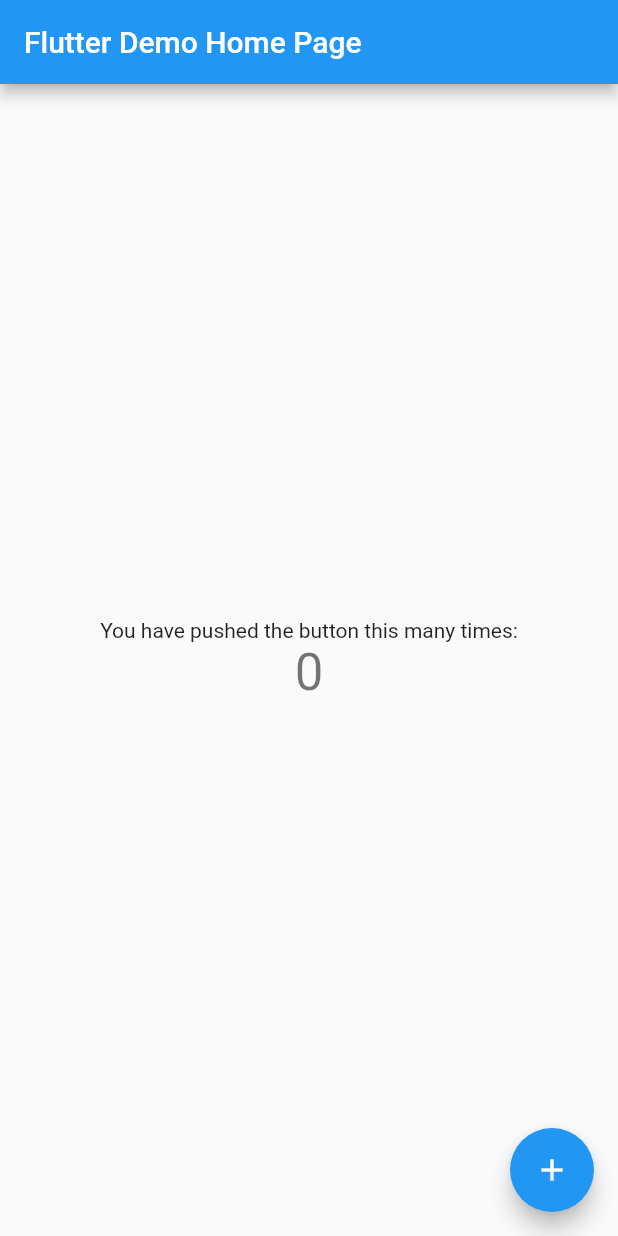
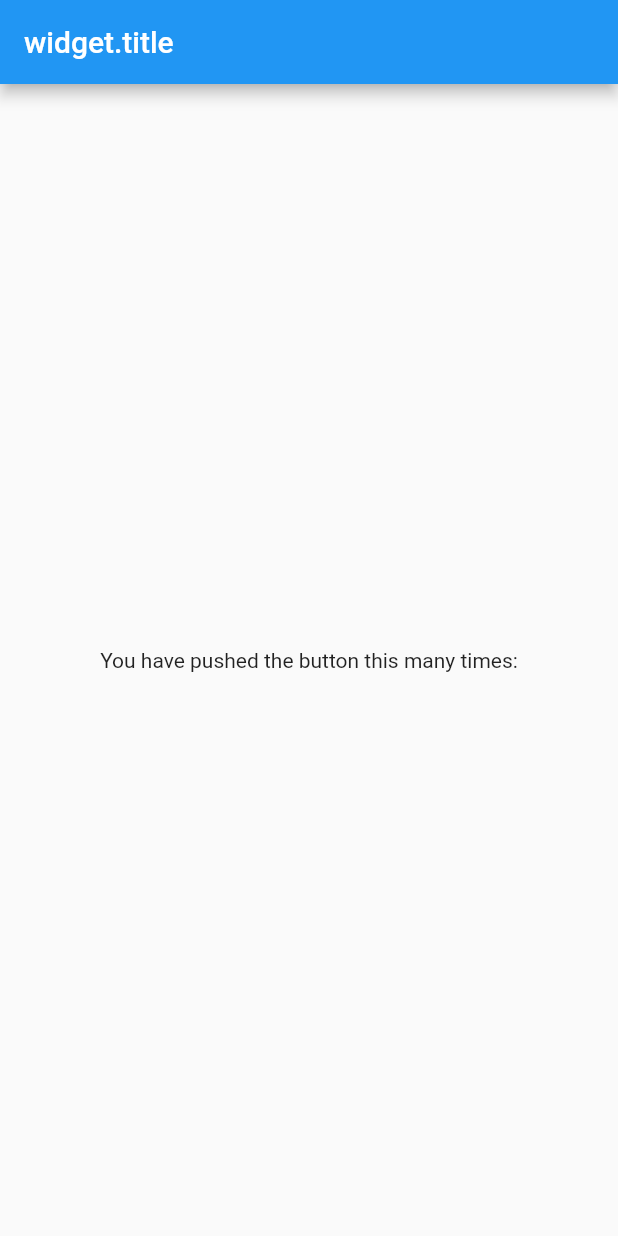
Before and after one commit to ratnesh-stack/Flutter, a Flutter app: the screen it shows after launch, on a phone screen of 412 x 824 dp. Run offline on Flutter 3.47's test engine with Material 2 defaults, Android fonts, the phone set to English and light mode, and no system bars.

Commit message:
Day 004 |Flutter | CodeCleanup

```diff
--- a/ExpenseManager/lib/main.dart
+++ b/ExpenseManager/lib/main.dart
@@ -5,113 +5,36 @@ void main() {
 }
 
 class MyApp extends StatelessWidget {
-  // This widget is the root of your application.
   @override
   Widget build(BuildContext context) {
     return MaterialApp(
       title: 'Flutter Demo',
       theme: ThemeData(
-        // This is the theme of your application.
-        //
-        // Try running your application with "flutter run". You'll see the
-        // application has a blue toolbar. Then, without quitting the app, try
-        // changing the primarySwatch below to Colors.green and then invoke
-        // "hot reload" (press "r" in the console where you ran "flutter run",
-        // or simply save your changes to "hot reload" in a Flutter IDE).
-        // Notice that the counter didn't reset back to zero; the application
-        // is not restarted.
         primarySwatch: Colors.blue,
-        // This makes the visual density adapt to the platform that you run
-        // the app on. For desktop platforms, the controls will be smaller and
-        // closer together (more dense) than on mobile platforms.
         visualDensity: VisualDensity.adaptivePlatformDensity,
       ),
-      home: MyHomePage(title: 'Flutter Demo Home Page'),
+      home: MyHomePage(),
     );
   }
 }
 
-class MyHomePage extends StatefulWidget {
-  MyHomePage({Key key, this.title}) : super(key: key);
-
-  // This widget is the home page of your application. It is stateful, meaning
-  // that it has a State object (defined below) that contains fields that affect
-  // how it looks.
-
-  // This class is the configuration for the state. It holds the values (in this
-  // case the title) provided by the parent (in this case the App widget) and
-  // used by the build method of the State. Fields in a Widget subclass are
-  // always marked "final".
-
-  final String title;
-
-  @override
-  _MyHomePageState createState() => _MyHomePageState();
-}
-
-class _MyHomePageState extends State<MyHomePage> {
-  int _counter = 0;
-
-  void _incrementCounter() {
-    setState(() {
-      // This call to setState tells the Flutter framework that something has
-      // changed in this State, which causes it to rerun the build method below
-      // so that the display can reflect the updated values. If we changed
-      // _counter without calling setState(), then the build method would not be
-      // called again, and so nothing would appear to happen.
-      _counter++;
-    });
-  }
-
+class MyHomePage extends StatelessWidget {
   @override
   Widget build(BuildContext context) {
-    // This method is rerun every time setState is called, for instance as done
-    // by the _incrementCounter method above.
-    //
-    // The Flutter framework has been optimized to make rerunning build methods
-    // fast, so that you can just rebuild anything that needs updating rather
-    // than having to individually change instances of widgets.
     return Scaffold(
       appBar: AppBar(
-        // Here we take the value from the MyHomePage object that was created by
-        // the App.build method, and use it to set our appbar title.
-        title: Text(widget.title),
+        title: Text("widget.title"),
       ),
       body: Center(
-        // Center is a layout widget. It takes a single child and positions it
-        // in the middle of the parent.
         child: Column(
-          // Column is also a layout widget. It takes a list of children and
-          // arranges them vertically. By default, it sizes itself to fit its
-          // children horizontally, and tries to be as tall as its parent.
-          //
-          // Invoke "debug painting" (press "p" in the console, choose the
-          // "Toggle Debug Paint" action from the Flutter Inspector in Android
-          // Studio, or the "Toggle Debug Paint" command in Visual Studio Code)
-          // to see the wireframe for each widget.
-          //
-          // Column has various properties to control how it sizes itself and
-          // how it positions its children. Here we use mainAxisAlignment to
-          // center the children vertically; the main axis here is the vertical
-          // axis because Columns are vertical (the cross axis would be
-          // horizontal).
           mainAxisAlignment: MainAxisAlignment.center,
           children: <Widget>[
             Text(
               'You have pushed the button this many times:',
             ),
-            Text(
-              '$_counter',
-              style: Theme.of(context).textTheme.headline4,
-            ),
           ],
         ),
       ),
-      floatingActionButton: FloatingActionButton(
-        onPressed: _incrementCounter,
-        tooltip: 'Increment',
-        child: Icon(Icons.add),
-      ), // This trailing comma makes auto-formatting nicer for build methods.
     );
   }
 }
```
